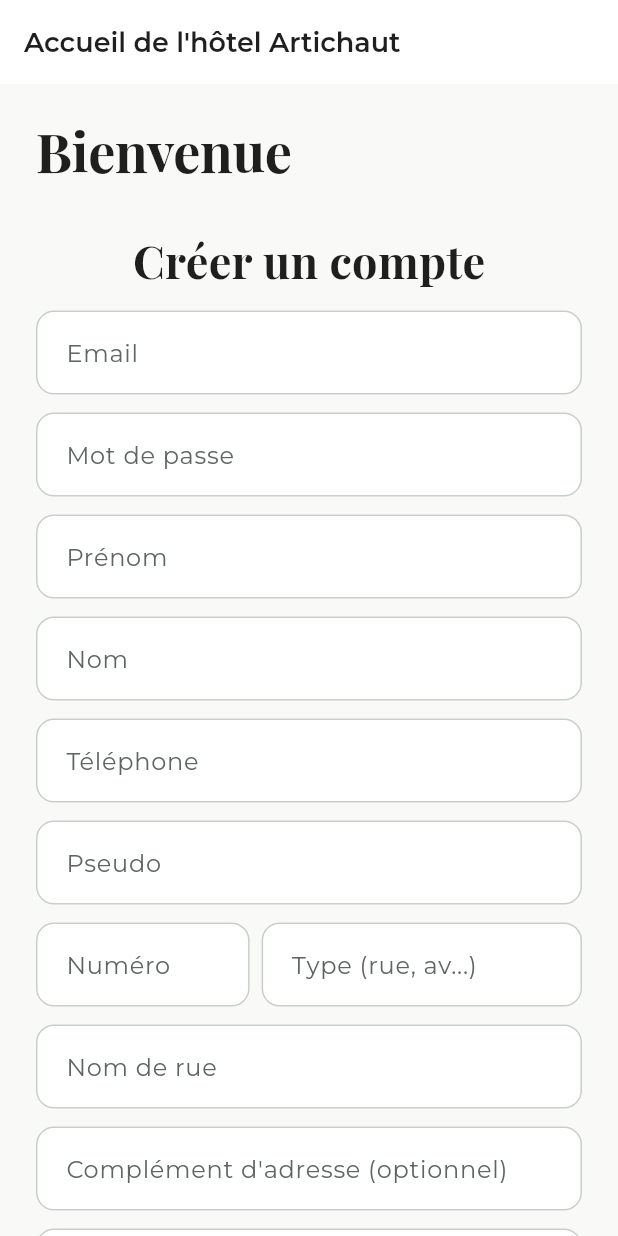
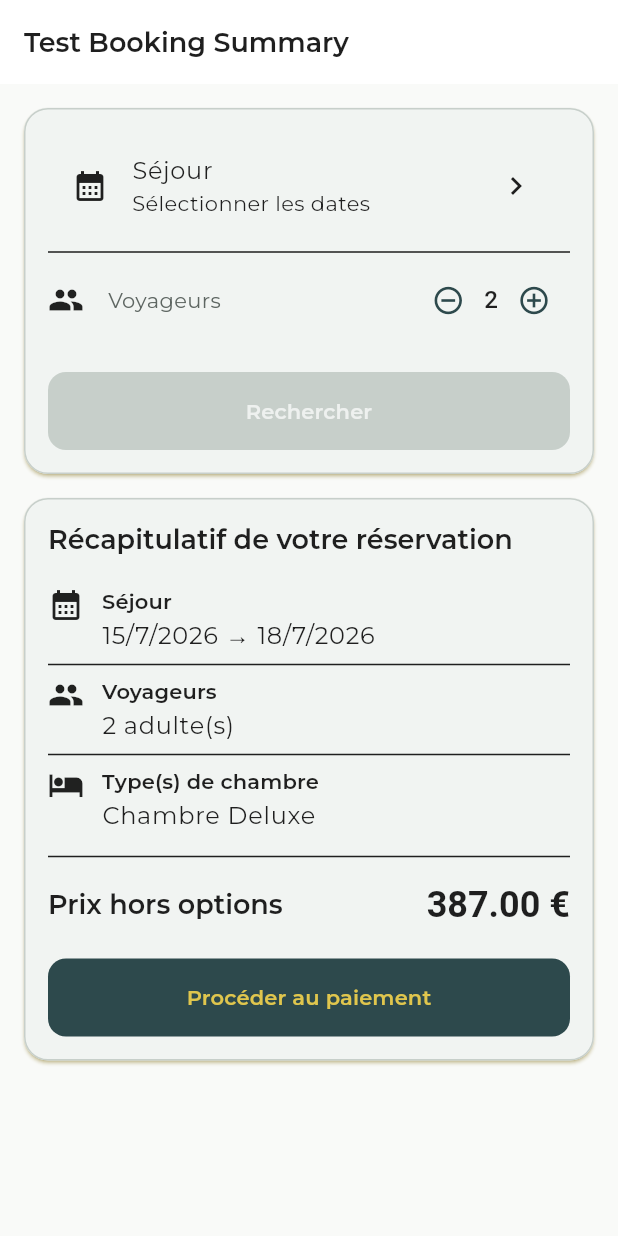
Before and after one commit to loic-job-dev/artichette_mobile, a Flutter app: the screen it shows after launch, on a phone screen of 412 x 824 dp. Run offline on Flutter 3.47's test engine with Material 3 defaults, Android fonts, the phone set to English and light mode, and no system bars; our stand-ins replace carousel_slider, google_fonts, table_calendar.

Commit message:
added custom datePicker, staySearchCard and bookingSummaryCard

```diff
--- a/lib/main.dart
+++ b/lib/main.dart
@@ -1,3 +1,4 @@
+import 'package:artichette/screens/test_booking_summary_screen.dart';
 import 'package:artichette/theme/app_theme.dart';
 import 'package:artichette/widgets/filled_button.dart';
 import 'package:artichette/widgets/login_form.dart';
@@ -5,6 +6,7 @@ import 'package:artichette/widgets/outlined_button.dart';
 import 'package:artichette/widgets/room_preview_card.dart';
 import 'package:artichette/widgets/signup_form.dart';
 import 'package:flutter/material.dart';
+import 'package:flutter_localizations/flutter_localizations.dart';
 
 import 'models/room_type.dart';
 
@@ -19,9 +21,20 @@ class MyApp extends StatelessWidget {
   @override
   Widget build(BuildContext context) {
     return MaterialApp(
+      locale: const Locale('fr', 'FR'),
+      supportedLocales: const [
+        Locale('fr', 'FR'),
+        Locale('en', 'US'),
+      ],
+      localizationsDelegates: const [
+        GlobalMaterialLocalizations.delegate,
+        GlobalWidgetsLocalizations.delegate,
+        GlobalCupertinoLocalizations.delegate,
+      ],
       title: 'Artich\'hôtel',
       theme: AppTheme.light,
-      home: const MyHomePage(title: 'Accueil de l\'hôtel Artichaut'),
+      //home: const MyHomePage(title: 'Accueil de l\'hôtel Artichaut'),
+      home: const TestBookingSummaryPage(),
     );
   }
 }
@@ -89,7 +102,10 @@ class _MyHomePageState extends State<MyHomePage> {
 
             const SizedBox(height: 32),
 
-            //LoginForm(),
+            LoginForm(),
+
+            const SizedBox(height: 32),
+
             SignupForm(),
 
             const SizedBox(height: 32),
--- /dev/null
+++ b/lib/models/address.dart
@@ -0,0 +1,32 @@
+class Address {
+  final int streetNumber;
+  final String streetType;
+  final String streetName;
+  final String? addressComplement;
+  final String zipCode;
+  final String city;
+
+  const Address({
+    required this.streetNumber,
+    required this.streetType,
+    required this.streetName,
+    this.addressComplement,
+    required this.zipCode,
+    required this.city,
+  });
+
+  String get fullAddress {
+    final buffer = StringBuffer(
+      "$streetNumber $streetType $streetName",
+    );
+
+    if (addressComplement != null &&
+        addressComplement!.trim().isNotEmpty) {
+      buffer.write(", $addressComplement");
+    }
+
+    buffer.write(", $zipCode $city");
+
+    return buffer.toString();
+  }
+}
--- /dev/null
+++ b/lib/models/booking.dart
@@ -0,0 +1,66 @@
+import 'package:artichette/models/reservation_option.dart';
+import 'package:artichette/models/room.dart';
+import 'package:artichette/models/room_type.dart';
+
+import 'client.dart';
+
+class Booking {
+  final String id;
+
+  final DateTime validationDate;
+  final DateTime startBookedDate;
+  final DateTime endBookedDate;
+
+  final DateTime? dateCheckin;
+  final DateTime? dateCheckout;
+
+  final int adultNumber;
+  final int? childrenNumber;
+
+  final int roomUnitPrice;
+
+  final String status;
+
+  final Client user;
+
+  final List<Room>? rooms;
+  final Set<RoomType> roomTypes;
+  final List<ReservationOption>? options;
+
+  const Booking({
+    required this.id,
+    required this.validationDate,
+    required this.startBookedDate,
+    required this.endBookedDate,
+    this.dateCheckin,
+    this.dateCheckout,
+    required this.adultNumber,
+    this.childrenNumber,
+    required this.roomUnitPrice,
+    required this.status,
+    required this.user,
+    this.rooms,
+    required this.roomTypes,
+    this.options,
+  });
+
+  String get roomUnitPriceDisplay =>
+      "${(roomUnitPrice / 100).toStringAsFixed(2)} €";
+
+  int get roomCount =>
+      rooms?.length ?? roomTypes.length;
+
+  int get roomTypeCount =>
+      roomTypes.length;
+
+  int get travellerCount =>
+      adultNumber + (childrenNumber ?? 0);
+
+  int get numberOfNights =>
+      endBookedDate
+          .difference(startBookedDate)
+          .inDays;
+
+  String get totalStayPriceWithoutOptionsDisplay =>
+      "${((roomUnitPrice * numberOfNights)/100).toStringAsFixed(2)} €";
+}
--- /dev/null
+++ b/lib/models/client.dart
@@ -0,0 +1,17 @@
+import 'address.dart';
+
+class Client {
+  final String firstName;
+  final String lastName;
+  final String phoneNumber;
+  final Set<Address> addresses;
+
+  const Client({
+    required this.firstName,
+    required this.lastName,
+    required this.phoneNumber,
+    required this.addresses,
+  });
+
+  String get fullName => "$firstName $lastName";
+}
--- /dev/null
+++ b/lib/models/reservation_option.dart
@@ -0,0 +1,22 @@
+class ReservationOption {
+  final String id;
+  final String optionName;
+  final String optionDescription;
+
+  final DateTime startDate;
+  final DateTime endDate;
+
+  final int unitPrice;
+
+  const ReservationOption({
+    required this.id,
+    required this.optionName,
+    required this.optionDescription,
+    required this.startDate,
+    required this.endDate,
+    required this.unitPrice,
+  });
+
+  String get priceDisplay =>
+      "${(unitPrice / 100).toStringAsFixed(2)} €";
+}
--- /dev/null
+++ b/lib/models/room.dart
@@ -0,0 +1,11 @@
+class Room {
+  final String id;
+  final int number;
+
+  const Room({
+    required this.id,
+    required this.number,
+  });
+
+  String get displayName => "Chambre $number";
+}
--- /dev/null
+++ b/lib/screens/test_booking_summary_screen.dart
@@ -0,0 +1,88 @@
+import 'package:flutter/material.dart';
+
+import '../models/booking.dart';
+import '../models/address.dart';
+import '../models/client.dart';
+import '../models/reservation_option.dart';
+import '../models/room.dart';
+import '../models/room_type.dart';
+import '../widgets/booking_summary_card.dart';
+import '../widgets/stay_search_card.dart';
+
+class TestBookingSummaryPage extends StatelessWidget {
+  const TestBookingSummaryPage({super.key});
+
+  @override
+  Widget build(BuildContext context) {
+    final booking = Booking(
+      id: "8d9df81d-79f2-4b8b-bd2d-13d23ef47b77",
+      validationDate: DateTime.now(),
+      startBookedDate: DateTime(2026, 7, 15),
+      endBookedDate: DateTime(2026, 7, 18),
+      adultNumber: 2,
+      roomUnitPrice: 12900,
+      status: 'BOOKED',
+      user: Client(
+        firstName: "Jean",
+        lastName: "Dupont",
+        phoneNumber: "06 12 34 56 78",
+        addresses: {
+          Address(
+            streetNumber: 12,
+            streetType: "Rue",
+            streetName: "des Lilas",
+            addressComplement: "Appartement B",
+            zipCode: "75012",
+            city: "Paris",
+          ),
+        },
+      ),
+      roomTypes: {
+        const RoomType(
+          type: "Chambre Deluxe",
+          description: "Grande chambre avec vue sur le jardin.",
+          availability: true,
+          price: 12900,
+          pictures: [],
+        ),
+      },
+    );
+
+    return Scaffold(
+      appBar: AppBar(
+        title: const Text("Test Booking Summary"),
+      ),
+      body: SingleChildScrollView(
+        padding: const EdgeInsets.all(16),
+        child: Column(
+          children: [
+            StaySearchCard(
+              onSearch: (start, end, travellers) {
+                ScaffoldMessenger.of(context).showSnackBar(
+                  SnackBar(
+                    content: Text(
+                      "Recherche: $start → $end ($travellers pers.)",
+                    ),
+                  ),
+                );
+              },
+            ),
+
+            const SizedBox(height: 16),
+
+            BookingSummaryCard(
+              booking: booking,
+              onConfirm: () {
+                ScaffoldMessenger.of(context).showSnackBar(
+                  const SnackBar(
+                    content: Text("Paiement à implémenter"),
+                  ),
+                );
+              },
+            ),
+          ],
+        ),
+      ),
+    );
+  }
+}
--- a/lib/widgets/booking_summary_card.dart
+++ b/lib/widgets/booking_summary_card.dart
@@ -0,0 +1,155 @@
+import 'package:flutter/material.dart';
+
+import '../models/booking.dart';
+import '../theme/app_radius.dart';
+import 'filled_button.dart';
+
+class BookingSummaryCard extends StatelessWidget {
+  const BookingSummaryCard({
+    super.key,
+    required this.booking,
+    required this.onConfirm,
+  });
+
+  final Booking booking;
+  final VoidCallback onConfirm;
+
+  @override
+  Widget build(BuildContext context) {
+    final theme = Theme.of(context);
+
+    return Card(
+      child: Padding(
+        padding: const EdgeInsets.all(16),
+        child: Column(
+          crossAxisAlignment: CrossAxisAlignment.start,
+          children: [
+            Text(
+              "Récapitulatif de votre réservation",
+              style: theme.textTheme.titleLarge,
+            ),
+
+            const SizedBox(height: 20),
+
+            _InfoRow(
+              icon: Icons.calendar_month,
+              title: "Séjour",
+              value:
+              "${booking.startBookedDate.day}/${booking.startBookedDate.month}/${booking.startBookedDate.year}"
+                  " → "
+                  "${booking.endBookedDate.day}/${booking.endBookedDate.month}/${booking.endBookedDate.year}",
+            ),
+
+            const Divider(),
+
+            _InfoRow(
+              icon: Icons.people,
+              title: "Voyageurs",
+              value:
+              "${booking.adultNumber} adulte(s)"
+                  "${booking.childrenNumber != null && booking.childrenNumber! > 0 ? " • ${booking.childrenNumber} enfant(s)" : ""}",
+            ),
+
+            const Divider(),
+
+            _InfoRow(
+              icon: Icons.hotel,
+              title: "Type(s) de chambre",
+              value: booking.roomTypes
+                  .map((room) => room.type)
+                  .join(", "),
+            ),
+
+
+            if ((booking.options?.isNotEmpty ?? false)) ...[
+              const Divider(),
+
+              Row(
+                children: [
+                  const Icon(Icons.add_circle_outline),
+                  const SizedBox(width: 8),
+                  Text(
+                    "Options",
+                    style: theme.textTheme.titleMedium,
+                  ),
+                ],
+              ),
+
+              const SizedBox(height: 8),
+
+              ...?booking.options?.map(
+                    (option) => Padding(
+                  padding: const EdgeInsets.only(left: 32, bottom: 4),
+                  child: Text("• ${option.optionName}"),
+                ),
+              ),
+            ],
+
+            const Divider(height: 32),
+
+            Row(
+              mainAxisAlignment: MainAxisAlignment.spaceBetween,
+              children: [
+                Text(
+                  "Prix hors options",
+                  style: theme.textTheme.titleLarge,
+                ),
+                Text(
+                  booking.totalStayPriceWithoutOptionsDisplay,
+                  style: theme.textTheme.headlineSmall?.copyWith(
+                    fontWeight: FontWeight.bold,
+                  ),
+                ),
+              ],
+            ),
+
+            const SizedBox(height: 20),
+
+            SizedBox(
+              width: double.infinity,
+              child: AppFilledButton(
+                onPressed: onConfirm,
+                compact: false,
+                child: const Text("Procéder au paiement"),
+              ),
+            ),
+          ],
+        ),
+      ),
+    );
+  }
+}
+
+class _InfoRow extends StatelessWidget {
+  const _InfoRow({
+    required this.icon,
+    required this.title,
+    required this.value,
+  });
+
+  final IconData icon;
+  final String title;
+  final String value;
+
+  @override
+  Widget build(BuildContext context) {
+    final theme = Theme.of(context);
+
+    return Row(
+      crossAxisAlignment: CrossAxisAlignment.start,
+      children: [
+        Icon(icon),
+        const SizedBox(width: 12),
+        Expanded(
+          child: Column(
+            crossAxisAlignment: CrossAxisAlignment.start,
+            children: [
+              Text(title, style: theme.textTheme.labelLarge),
+              Text(value, style: theme.textTheme.bodyLarge),
+            ],
+          ),
+        ),
+      ],
+    );
+  }
+}
--- a/lib/widgets/stay_search_card.dart
+++ b/lib/widgets/stay_search_card.dart
@@ -1,12 +1,128 @@
 import 'package:flutter/material.dart';
+import 'package:intl/intl.dart';
+import 'filled_button.dart';
+import 'date_range_picker.dart';
 
-class StaySearchCard extends StatefulWidget{
-  const StaySearchCard({super.key});
+class StaySearchCard extends StatefulWidget {
+  const StaySearchCard({
+    super.key,
+    required this.onSearch,
+  });
+
+  final void Function(
+      DateTime startBookedDate,
+      DateTime endBookedDate,
+      int travellerCount,
+      ) onSearch;
 
   @override
-  State<StatefulWidget> createState() {
-    // TODO: implement createState
-    throw UnimplementedError();
+  State<StaySearchCard> createState() => _StaySearchCardState();
+}
+
+class _StaySearchCardState extends State<StaySearchCard> {
+  DateTime? _startDate;
+  DateTime? _endDate;
+
+  final _formatter = DateFormat('dd/MM/yyyy');
+  int _travellerCount = 2;
+
+  Future<void> _selectDates() async {
+    final result = await showModalBottomSheet<DateTimeRange>(
+      context: context,
+      isScrollControlled: true,
+      builder: (_) => const DateRangePicker(),
+    );
+
+    if (result == null) return;
+
+    setState(() {
+      _startDate = result.start;
+      _endDate = result.end;
+    });
   }
 
+  String get _dateLabel {
+    if (_startDate == null || _endDate == null) {
+      return "Sélectionner les dates";
+    }
+
+    return "${_formatter.format(_startDate!)} → ${_formatter.format(_endDate!)}";
+  }
+
+  @override
+  Widget build(BuildContext context) {
+    return Card(
+      child: Padding(
+        padding: const EdgeInsets.all(16),
+        child: Column(
+          children: [
+            ListTile(
+              leading: const Icon(Icons.calendar_month),
+              title: const Text("Séjour"),
+              subtitle: Text(_dateLabel),
+              trailing: const Icon(Icons.chevron_right),
+              onTap: _selectDates,
+            ),
+
+            const Divider(),
+
+            Row(
+              children: [
+                const Icon(Icons.people),
+                const SizedBox(width: 16),
+
+                const Expanded(
+                  child: Text("Voyageurs"),
+                ),
+
+                IconButton(
+                  onPressed: _travellerCount > 1
+                      ? () {
+                    setState(() {
+                      _travellerCount--;
+                    });
+                  }
+                      : null,
+                  icon: const Icon(Icons.remove_circle_outline),
+                ),
+
+                Text(
+                  "$_travellerCount",
+                  style: Theme.of(context).textTheme.titleMedium,
+                ),
+
+                IconButton(
+                  onPressed: () {
+                    setState(() {
+                      _travellerCount++;
+                    });
+                  },
+                  icon: const Icon(Icons.add_circle_outline),
+                ),
+              ],
+            ),
+
+            const SizedBox(height: 24),
+
+            SizedBox(
+              width: double.infinity,
+              child: AppFilledButton(
+                onPressed: (_startDate != null && _endDate != null)
+                    ? () {
+                  widget.onSearch(
+                    _startDate!,
+                    _endDate!,
+                    _travellerCount,
+                  );
+                }
+                    : null,
+                compact: false,
+                child: const Text("Rechercher"),
+              ),
+            ),
+          ],
+        ),
+      ),
+    );
+  }
 }
--- a/pubspec.yaml
+++ b/pubspec.yaml
@@ -36,6 +36,11 @@ dependencies:
   cupertino_icons: ^1.0.8
   google_fonts: ^6.2.1
   carousel_slider: ^5.1.2
+  intl: ^0.20.2
+  table_calendar: ^3.0.9
+
+  flutter_localizations:
+    sdk: flutter
 
 dev_dependencies:
   flutter_test:
```
Also changed, not shown: lib/theme/calendar_style.dart (added, +38 -0 lines), lib/widgets/date_range_picker.dart (added, +106 -0 lines), pubspec.lock.
